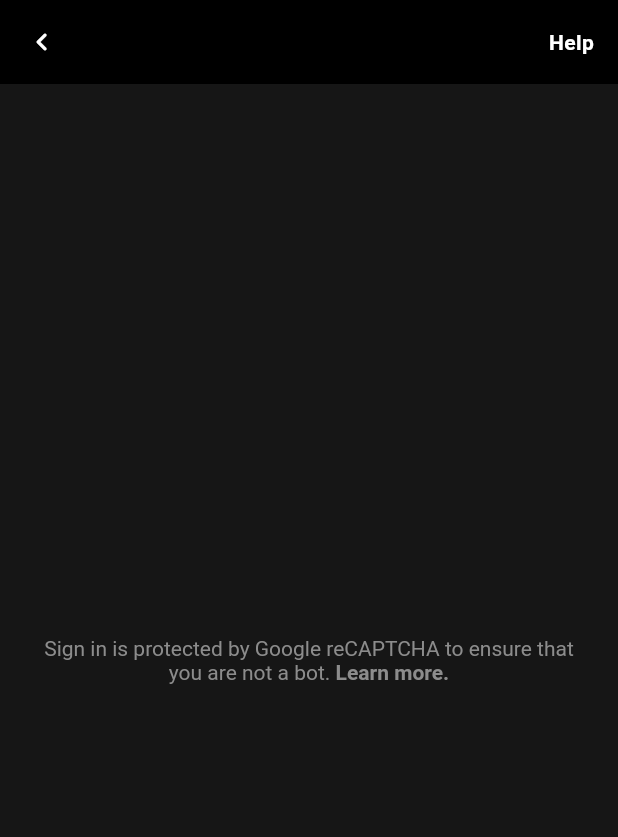
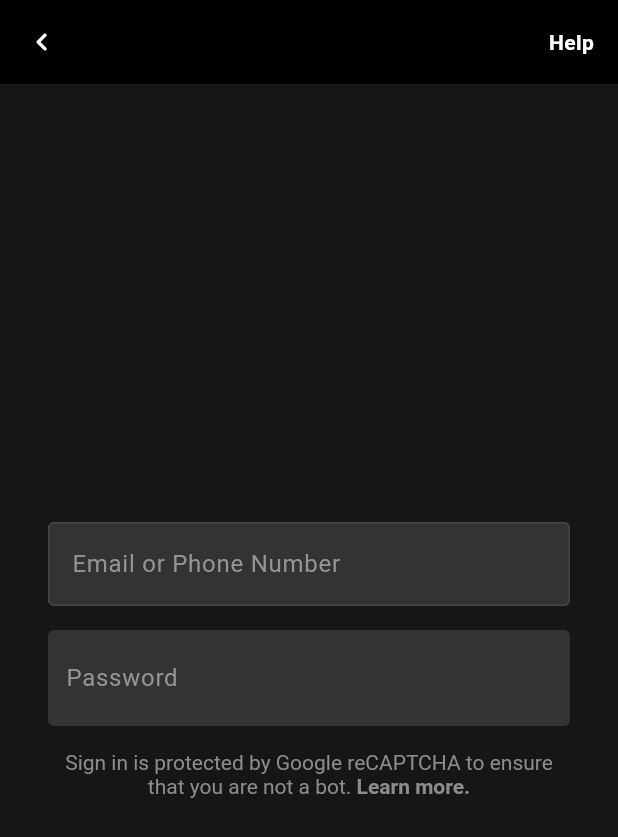
Before and after one commit to zawwinmky/PADC_Flutter_Class, a Flutter app: the screen it shows after launch, on a phone screen of 412 x 824 dp. Shown: the top 837 px of the screen. Run offline on Flutter 3.47's test engine with Material 3 defaults, Android fonts, the phone set to English and light mode, and no system bars.

Commit message:
text filed

```diff
--- a/lib/main.dart
+++ b/lib/main.dart
@@ -12,7 +12,9 @@ class NetflixApp extends StatelessWidget {
     return MaterialApp(
       title: 'Netflix',
       theme: ThemeData(
-        colorScheme: ColorScheme.fromSeed(seedColor: Colors.deepPurple),
+        colorScheme: ColorScheme.fromSeed(
+            seedColor: Colors.deepPurple,
+            primary: const Color.fromRGBO(193, 52, 60, 1.0)),
         useMaterial3: true,
       ),
       home: const NetflixLoginPage(),
@@ -45,8 +47,56 @@ class NetflixLoginPage extends StatelessWidget {
       ),
       body: Container(
         color: const Color.fromRGBO(22, 22, 22, 1.0),
-        padding: const EdgeInsets.all(24.0),
+        padding: const EdgeInsets.all(32.0),
         child: Center(
+          child: Column(
+            mainAxisSize: MainAxisSize.min,
+            children: [
+              TextField(
+                style: const TextStyle(
+                  color: Colors.white,
+                ),
+                decoration: InputDecoration(
+                  focusedBorder: OutlineInputBorder(
+                    borderRadius: BorderRadius.circular(4.0),
+                  ),
+                  hintText: "Email or Phone Number",
+                  hintStyle: const TextStyle(
+                    color: Color.fromRGBO(148, 148, 148, 1.0),
+                  ),
+                  border: OutlineInputBorder(
+                    borderRadius: BorderRadius.circular(4.0),
+                  ),
+                  fillColor: const Color.fromRGBO(51, 51, 51, 1.0),
+                  filled: true,
+                ),
+              ),
+              const SizedBox(
+                height: 16,
+              ),
+              Container(
+                decoration: BoxDecoration(
+                  borderRadius: BorderRadius.circular(4.0),
+                  color:const Color.fromRGBO(51, 51, 51, 1.0) ,
+                ),
+                child: const Padding(
+                  padding: EdgeInsets.symmetric(horizontal: 12.0,vertical: 8.0),
+                  child: TextField(
+                    style: TextStyle(
+                      color: Colors.white,
+                    ),
+                    decoration: InputDecoration(
+                      border: InputBorder.none,
+                      hintText: "Password",
+                      hintStyle: TextStyle(
+                        color: Color.fromRGBO(148, 148, 148, 1.0),
+                      ),
+                    ),
+                  ),
+                ),
+              ),
+              Padding(
+                padding: const EdgeInsets.only(top: 16.0),
                 child: RichText(
                   textAlign: TextAlign.center,
                   text: const TextSpan(children: [
@@ -64,6 +114,9 @@ class NetflixLoginPage extends StatelessWidget {
                       ),
                     ),
                   ]),
+                ),
+              ),
+            ],
           ),
         ),
       ),
```
Lines whose indentation alone changed are shown as unchanged.
